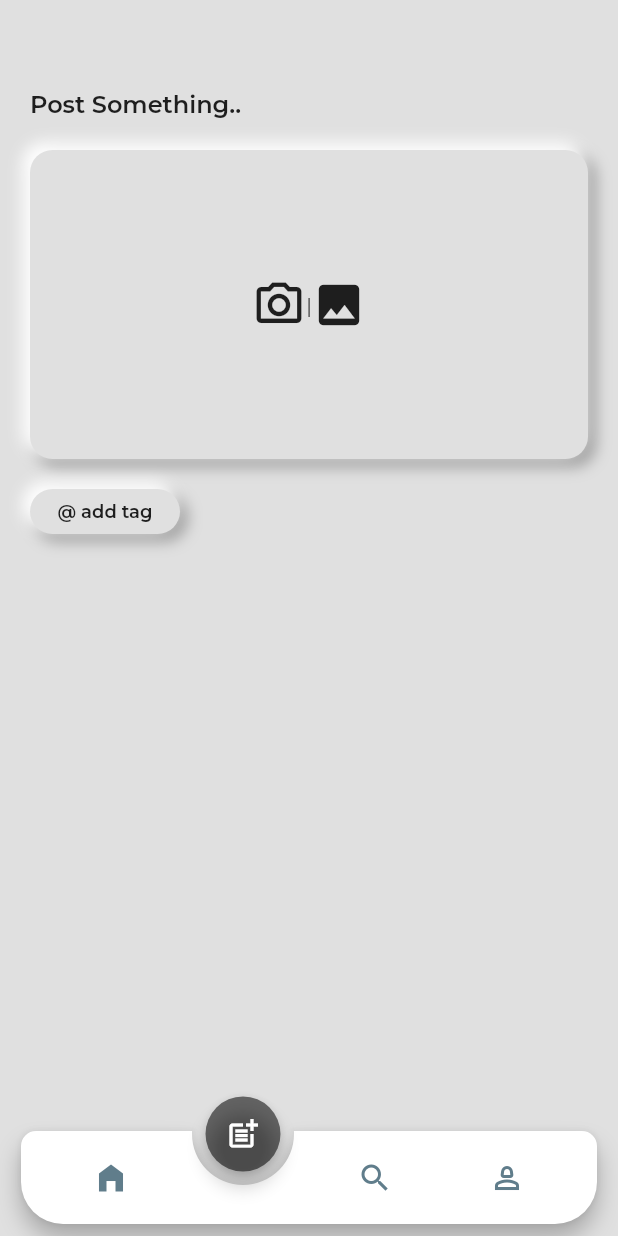
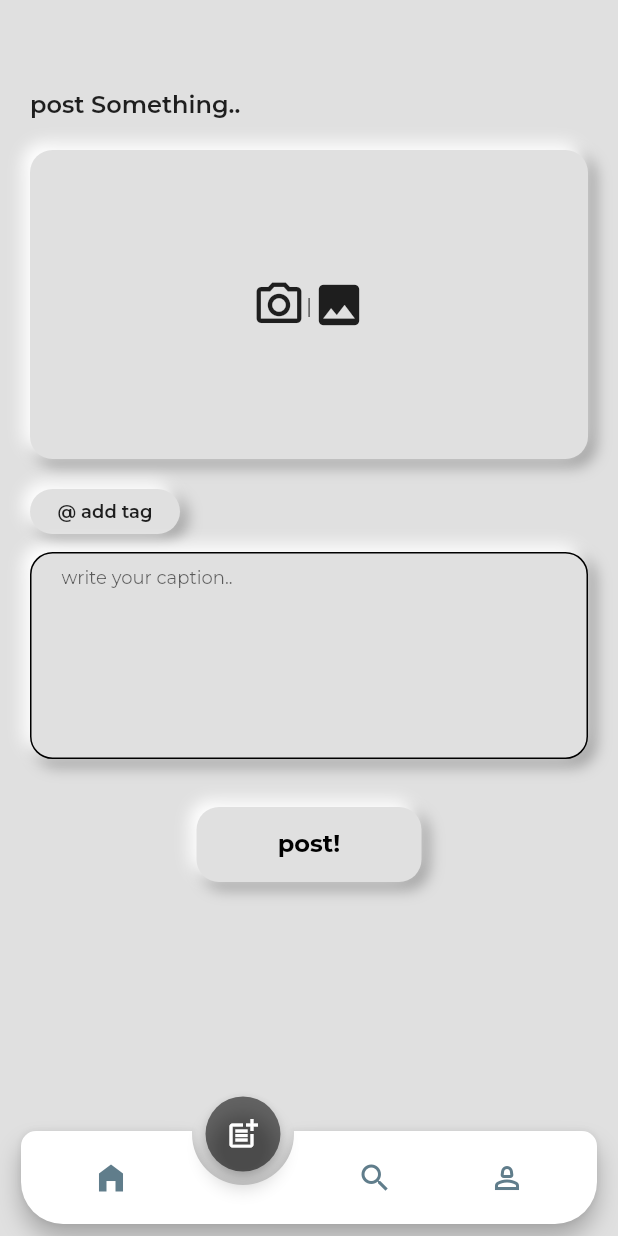
Before and after one commit to muhalifalgibran/soc-app, a Flutter app: the screen it shows after launch, item 2 of the bottom bar chosen, on a phone screen of 412 x 824 dp. Run offline on Flutter 3.47's test engine with Material 2 defaults, Android fonts, the phone set to English and light mode, and no system bars; drawn by our look-alikes of animated_notch_bottom_bar; our stand-ins replace flutter_inset_box_shadow, google_fonts, image_picker.

Commit message:
user post UI

```diff
--- a/lib/features/post/presentation/page/create_post_page.dart
+++ b/lib/features/post/presentation/page/create_post_page.dart
@@ -4,7 +4,7 @@ import 'package:flutter/material.dart';
 import 'package:image_picker/image_picker.dart';
 import 'package:soc_app/features/post/presentation/widgets/add_tag_widget.dart';
 import 'package:soc_app/widgets/neu_container.dart';
-import 'package:camera/camera.dart';
+import 'package:soc_app/widgets/soc_button.dart';
 
 class CreatePostPage extends StatefulWidget {
   const CreatePostPage({super.key});
@@ -16,6 +16,8 @@ class CreatePostPage extends StatefulWidget {
 class _CreatePostPageState extends State<CreatePostPage> {
   XFile? image;
   String? filePath;
+  TextEditingController captions = TextEditingController();
+  List<String> usernames = [];
 
   final ImagePicker picker = ImagePicker();
 
@@ -31,6 +33,8 @@ class _CreatePostPageState extends State<CreatePostPage> {
 
   @override
   Widget build(BuildContext context) {
+    final isResetActive =
+        filePath != null || usernames.isNotEmpty || captions.text != '';
     return Container(
       padding: const EdgeInsets.fromLTRB(20, 60, 20, 0),
       child: SingleChildScrollView(
@@ -40,7 +44,7 @@ class _CreatePostPageState extends State<CreatePostPage> {
             Row(
               children: [
                 const Text(
-                  'Post Something..',
+                  'post Something..',
                   style: TextStyle(
                     fontSize: 16,
                     fontWeight: FontWeight.w600,
@@ -48,11 +52,13 @@ class _CreatePostPageState extends State<CreatePostPage> {
                 ),
                 const Spacer(),
                 // display reset if there is image
-                filePath != null
+                isResetActive
                     ? GestureDetector(
                         onTap: () {
                           setState(() {
                             filePath = null;
+                            captions.text = '';
+                            usernames.clear();
                           });
                         },
                         child: const Icon(Icons.replay_outlined))
@@ -79,7 +85,7 @@ class _CreatePostPageState extends State<CreatePostPage> {
                               image: FileImage(File(filePath as String)),
                             )),
                       )
-                    : Container(
+                    : const SizedBox(
                         height: 190,
                         child: Row(
                           mainAxisAlignment: MainAxisAlignment.center,
@@ -100,9 +106,57 @@ class _CreatePostPageState extends State<CreatePostPage> {
             ),
             const SizedBox(height: 8),
             // add tags
+            usernames.isNotEmpty
+                ? Wrap(
+                    direction: Axis.horizontal,
+                    children: List.generate(
+                      usernames.length,
+                      (index) => Container(
+                        margin: const EdgeInsets.only(right: 4),
+                        decoration: BoxDecoration(
+                          color: Colors.grey,
+                          borderRadius: BorderRadius.circular(2),
+                        ),
+                        child: Text(
+                          usernames[index],
+                          style: const TextStyle(color: Colors.black),
+                        ),
+                      ),
+                    ),
+                  )
+                : const SizedBox(),
             AddTagWidget(
-              tags: (tags) {},
-            )
+              tags: (tags) {
+                setState(() {
+                  usernames = tags;
+                });
+              },
+            ),
+            const SizedBox(height: 12),
+            // add captions
+            NeuContainer(
+              border: Border.all(),
+              child: TextField(
+                controller: captions,
+                onChanged: (value) {
+                  setState(() {
+                    // captions. = value;
+                  });
+                },
+                maxLines: 8,
+                decoration: const InputDecoration.collapsed(
+                  hintText: 'write your caption..',
+                ),
+                style: const TextStyle(fontSize: 12),
+              ),
+            ),
+            const SizedBox(height: 32),
+            // button
+            SocButton(
+              onPressed:
+                  filePath != null && (captions.text != '') ? () {} : null,
+              label: 'post!',
+            ),
           ],
         ),
       ),
--- a/lib/widgets/neu_container.dart
+++ b/lib/widgets/neu_container.dart
@@ -4,11 +4,13 @@ class NeuContainer extends StatelessWidget {
   const NeuContainer({
     required this.child,
     this.backgroundColor,
+    this.border,
     super.key,
   });
 
   final Widget child;
   final Color? backgroundColor;
+  final BoxBorder? border;
 
   @override
   Widget build(BuildContext context) {
@@ -22,6 +24,7 @@ class NeuContainer extends StatelessWidget {
       decoration: BoxDecoration(
         color: backgroundColor ?? Colors.grey.shade300,
         borderRadius: BorderRadius.circular(15),
+        border: border,
         boxShadow: const [
           BoxShadow(
             color: Colors.grey,
--- a/lib/widgets/soc_button.dart
+++ b/lib/widgets/soc_button.dart
@@ -3,7 +3,7 @@ import 'package:flutter_inset_box_shadow/flutter_inset_box_shadow.dart';
 
 class SocButton extends StatefulWidget {
   const SocButton({
-    required this.onPressed,
+    this.onPressed,
     required this.label,
     this.height,
     this.width,
@@ -12,7 +12,7 @@ class SocButton extends StatefulWidget {
     this.labelStyle,
     Key? key,
   }) : super(key: key);
-  final VoidCallback onPressed;
+  final VoidCallback? onPressed;
   final String label;
   final Color? color;
   final double? height, width;
@@ -33,17 +33,21 @@ class _SocButtonState extends State<SocButton> {
 
     return GestureDetector(
       onTapDown: (_) {
-        widget.onPressed();
+        if (widget.onPressed == null) return;
+        widget.onPressed!();
         setState(() {
           isPressed = true;
         });
       },
       onLongPressUp: () {
+        if (widget.onPressed == null) return;
+
         setState(() {
           isPressed = false;
         });
       },
       onTapUp: (_) {
+        if (widget.onPressed == null) return;
         setState(() {
           isPressed = false;
         });
@@ -62,14 +66,14 @@ class _SocButtonState extends State<SocButton> {
                     spreadRadius: 1,
                     blurRadius: blur,
                     offset: offset,
-                    inset: isPressed,
+                    inset: widget.onPressed == null ? false : isPressed,
                   ),
                   BoxShadow(
                     color: Colors.white,
                     spreadRadius: 1,
                     blurRadius: blur,
                     offset: -offset,
-                    inset: isPressed,
+                    inset: widget.onPressed == null ? false : isPressed,
                   )
                 ]),
             child: Center(
--- a/pubspec.yaml
+++ b/pubspec.yaml
@@ -38,8 +38,6 @@ dependencies:
   flutter_inset_box_shadow: ^1.0.8
   google_fonts: ^6.1.0
   animated_notch_bottom_bar: ^1.0.0
-  simple_grid: ^0.1.4
-  camera: ^0.10.5+5
   image_picker: ^1.0.4
 
 dev_dependencies:
```
Also changed, not shown: lib/features/post/presentation/widgets/add_tag_widget.dart (+5 -27 lines), pubspec.lock.
